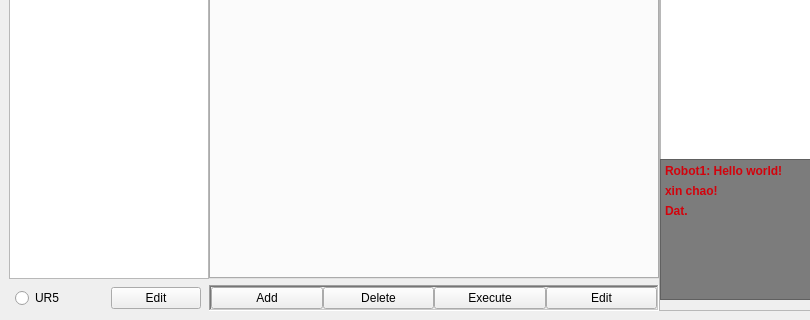
Qt form UET_ARMUI.ui (DatTran262/DO_AN) before a commit; both pictures show x 0 to 810 and y 210 to 530 of the 1090 by 530 pixel window.
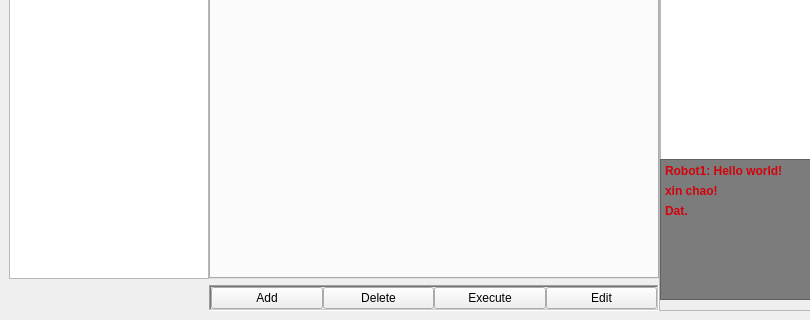
The same form after that commit. Icons and pictures are not drawn.

Patch:
```diff
--- a/UET_ARMUI.ui
+++ b/UET_ARMUI.ui
@@ -239,59 +239,6 @@
          </item>
         </layout>
        </item>
-       <item row="1" column="0">
-        <widget class="QFrame" name="frame">
-         <layout class="QHBoxLayout" name="horizontalLayout">
-          <property name="spacing">
-           <number>0</number>
-          </property>
-          <property name="sizeConstraint">
-           <enum>QLayout::SetDefaultConstraint</enum>
-          </property>
-          <property name="leftMargin">
-           <number>0</number>
-          </property>
-          <property name="topMargin">
-           <number>0</number>
-          </property>
-          <property name="rightMargin">
-           <number>0</number>
-          </property>
-          <property name="bottomMargin">
-           <number>0</number>
-          </property>
-          <item>
-           <widget class="QRadioButton" name="ur_change">
-            <property name="maximumSize">
-             <size>
-              <width>90</width>
-              <height>16777215</height>
-             </size>
-            </property>
-            <property name="text">
-             <string>UR5</string>
-            </property>
-            <property name="checked">
-             <bool>false</bool>
-            </property>
-           </widget>
-          </item>
-          <item>
-           <widget class="QPushButton" name="push_edit_but">
-            <property name="maximumSize">
-             <size>
-              <width>90</width>
-              <height>16777215</height>
-             </size>
-            </property>
-            <property name="text">
-             <string>Edit</string>
-            </property>
-           </widget>
-          </item>
-         </layout>
-        </widget>
-       </item>
        <item row="1" column="1">
         <widget class="QFrame" name="frame">
          <property name="frameShape">
@@ -347,6 +294,30 @@
          </layout>
         </widget>
        </item>
+       <item row="1" column="0">
+        <widget class="QFrame" name="frame">
+         <layout class="QHBoxLayout" name="horizontalLayout">
+          <property name="spacing">
+           <number>0</number>
+          </property>
+          <property name="sizeConstraint">
+           <enum>QLayout::SetDefaultConstraint</enum>
+          </property>
+          <property name="leftMargin">
+           <number>0</number>
+          </property>
+          <property name="topMargin">
+           <number>0</number>
+          </property>
+          <property name="rightMargin">
+           <number>0</number>
+          </property>
+          <property name="bottomMargin">
+           <number>0</number>
+          </property>
+         </layout>
+        </widget>
+       </item>
       </layout>
       <zorder>frame</zorder>
       <zorder>frame</zorder>
```
